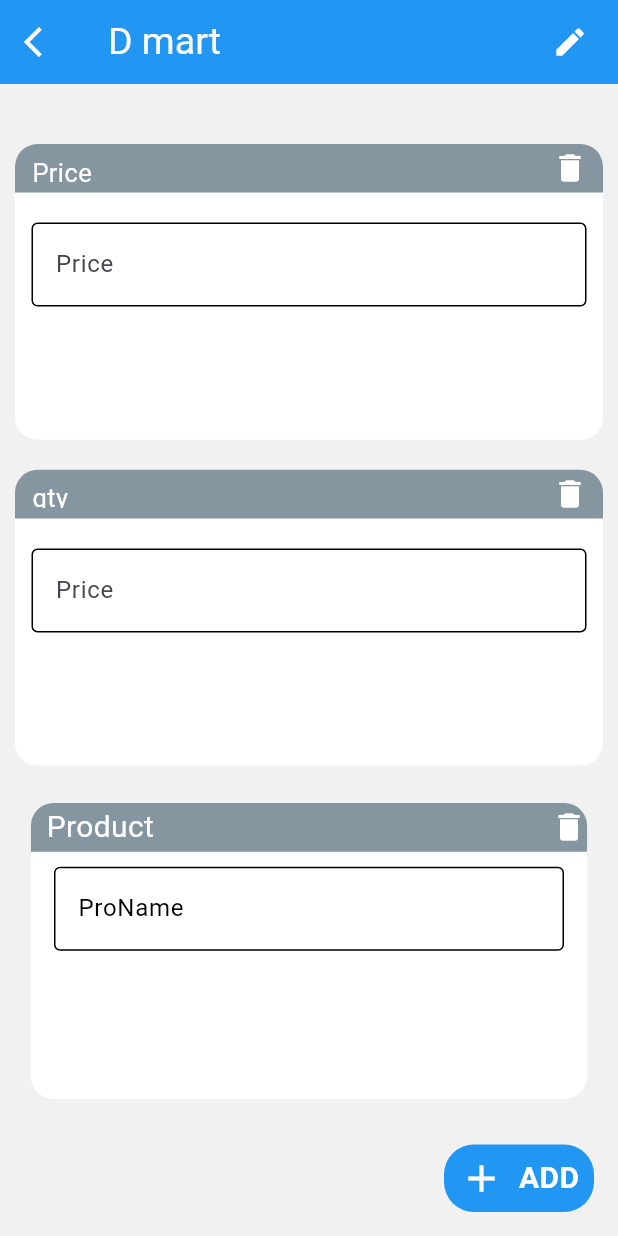
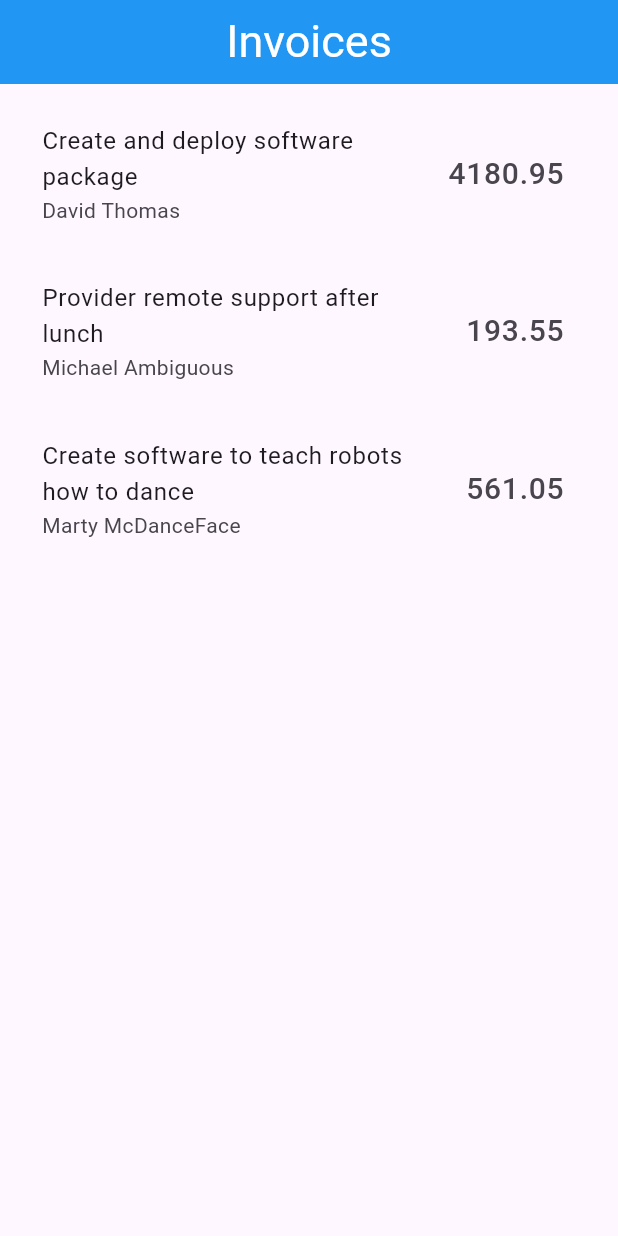
Before and after one commit to AishwaryaBaisane/invoice_generator, a Flutter app: the screen it shows after launch, on a phone screen of 412 x 824 dp. Run offline on Flutter 3.47's test engine with Material 3 defaults, Android fonts, the phone set to English and light mode, and no system bars; our stand-ins replace pdf, printing.

Commit message:
6/3/2024

```diff
--- /dev/null
+++ b/lib/Invoice_Ganrator/home.dart
@@ -0,0 +1,64 @@
+import 'package:flutter/material.dart';
+
+import '../utils/globalVariabal.dart';
+
+class InvoiceGenerator extends StatefulWidget {
+  const InvoiceGenerator({super.key});
+
+  @override
+  State<InvoiceGenerator> createState() => _InvoiceGeneratorState();
+}
+
+class _InvoiceGeneratorState extends State<InvoiceGenerator> {
+  @override
+  Widget build(BuildContext context) {
+    return SafeArea(
+      child: Scaffold(
+        appBar: AppBar(
+          backgroundColor: Colors.blue,
+          centerTitle: true,
+          title: Text(
+            'Invoices',
+            style: TextStyle(fontSize: 30, color: Colors.white),
+          ),
+        ),
+        body: Column(
+          children: [
+            SizedBox(
+              height: 10,
+            ),
+            ...List.generate(
+              DataList.length,
+              (index) => SizedBox(
+                height: 105,
+                child: TextButton(
+                  onPressed: () {
+                    setState(() {
+                      selectIndex = index;
+                    });
+                    Navigator.of(context).pushNamed('/detail');
+                  },
+                  child: Column(
+                    children: [
+                      SizedBox(
+                        height: 0,
+                      ),
+                      ListTile(
+                        title: Text('${DataList[index].data}'),
+                        subtitle: Text('${DataList[index].name}'),
+                        trailing: Text(
+                          '${DataList[index].price}',
+                          style: TextStyle(fontSize: 20),
+                        ),
+                      ),
+                    ],
+                  ),
+                ),
+              ),
+            ),
+          ],
+        ),
+      ),
+    );
+  }
+}
--- a/lib/home/routs.dart
+++ b/lib/home/routs.dart
@@ -1,5 +1,8 @@
 import 'package:flutter/material.dart';
+import 'package:invoice_janrate/Invoice_Ganrator/home.dart';
 
+import '../Invoice_Ganrator/detail.dart';
+import '../Invoice_Ganrator/pdf.dart';
 import 'billScreen.dart';
 import 'final.dart';
 import 'homeScreen.dart';
@@ -11,8 +14,11 @@
   {
     '/home' : (context) => const HomeScreen(),
     '/bill' : (context) => const BillScreen(),
-    // '/edu' : (context) => const Education(),
-    '/' : (context) => const SkillPage(),
+    '/' : (context) => const InvoiceGenerator(),
+    '/detail' : (context) => const detailScreen(),
+    '/skill' : (context) => const SkillPage(),
     '/final' : (context) => const FinalPage(),
+    '/pdf' : (context) => const PdfScreen (),
+
   };
 }
--- /dev/null
+++ b/lib/utils/globalVariabal.dart
@@ -0,0 +1,56 @@
+import 'package:flutter/material.dart';
+
+class IinvoiceModel {
+  String? itemName;
+  double? price;
+  String? details;
+
+  IinvoiceModel({this.itemName, this.price, this.details});
+}
+
+List invoiceListlast = [
+  IinvoiceModel(itemName: 'Account Number', details: '1234 1234'),
+  IinvoiceModel(itemName: 'Account Name', details: 'ADAM FAMILY TRUST'),
+];
+
+
+double value = 0;
+
+class InvoiceModel {
+  String? txt;
+  double? txtPrice;
+
+  InvoiceModel({this.txtPrice, this.txt});
+}
+
+List ItemList = [
+  InvoiceModel(txt: 'Technical Engagement', txtPrice: 120),
+  InvoiceModel(txt: 'Deployment Assistance', txtPrice: 200),
+  InvoiceModel(txt: 'Develop Software Solution', txtPrice: 3020.45),
+  InvoiceModel(txt: 'Produce Documentation', txtPrice: 840.5),
+];
+
+class DataModel {
+  String? name;
+  String? data;
+  double? price;
+
+  DataModel({this.price, this.name, this.data});
+}
+
+List DataList = [
+  DataModel(
+      name: 'David Thomas',
+      price: 4180.95,
+      data: 'Create and deploy software package'),
+  DataModel(
+      name: 'Michael Ambiguous',
+      price: 193.55,
+      data: 'Provider remote support after lunch'),
+  DataModel(
+      name: 'Marty McDanceFace',
+      price: 561.05,
+      data: 'Create software to teach robots how to dance'),
+];
+
+int selectIndex = 0;
```
Also changed, not shown: lib/Invoice_Ganrator/detail.dart (added, +110 -0 lines), lib/Invoice_Ganrator/pdf.dart (added, +177 -0 lines).
